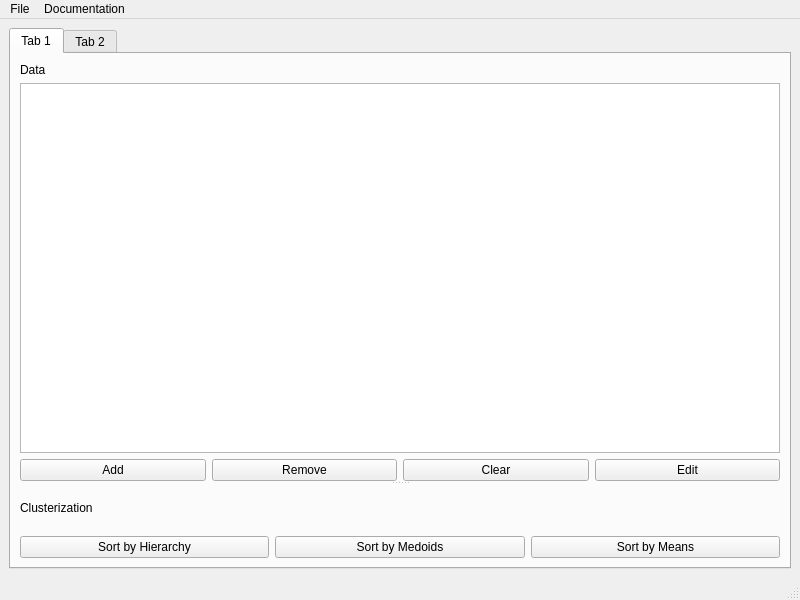
Old version of the form GUI/mainwindow.ui in the repository Avgustineiw/Music_Mental_Health_Clustering_Interactive_Application.
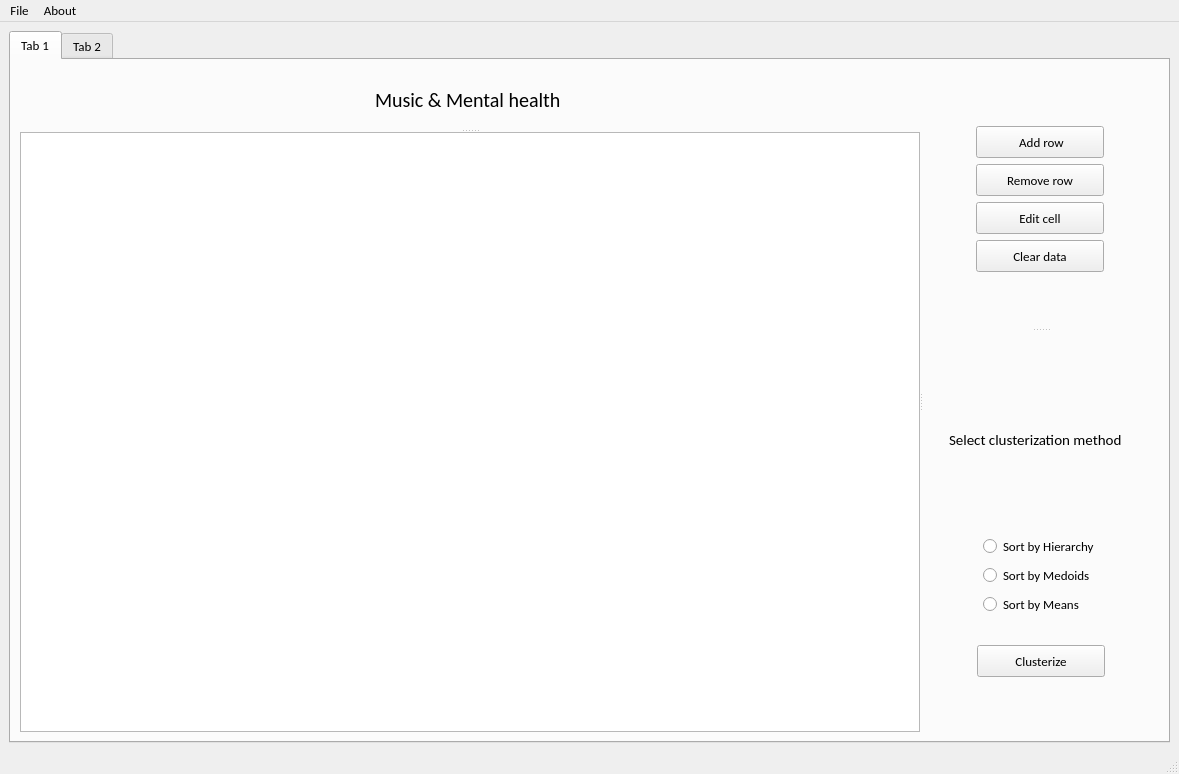
New version of the form. The open tabs and pages were chosen to show the change.

```diff
--- a/GUI/mainwindow.ui
+++ b/GUI/mainwindow.ui
@@ -6,10 +6,19 @@
    <rect>
     <x>0</x>
     <y>0</y>
-    <width>800</width>
-    <height>600</height>
+    <width>1179</width>
+    <height>774</height>
    </rect>
   </property>
+  <property name="font">
+   <font>
+    <family>Calibri</family>
+    <pointsize>10</pointsize>
+    <bold>false</bold>
+    <strikeout>false</strikeout>
+    <kerning>true</kerning>
+   </font>
+  </property>
   <property name="windowTitle">
    <string>MainWindow</string>
   </property>
@@ -24,93 +33,394 @@
        <attribute name="title">
         <string>Tab 1</string>
        </attribute>
-       <layout class="QGridLayout" name="gridLayout_6">
+       <layout class="QGridLayout" name="gridLayout_19">
         <item row="0" column="0">
-         <widget class="QSplitter" name="splitter">
+         <widget class="QSplitter" name="splitter_4">
           <property name="orientation">
-           <enum>Qt::Vertical</enum>
+           <enum>Qt::Horizontal</enum>
           </property>
-          <widget class="QWidget" name="">
-           <layout class="QGridLayout" name="gridLayout_3">
-            <item row="0" column="0">
-             <widget class="QLabel" name="label">
-              <property name="text">
-               <string>Data</string>
-              </property>
-             </widget>
-            </item>
-            <item row="1" column="0">
-             <layout class="QGridLayout" name="gridLayout_2">
-              <item row="0" column="0" colspan="4">
-               <widget class="QTableView" name="tableView"/>
-              </item>
-              <item row="1" column="0">
-               <widget class="QPushButton" name="pushButton">
-                <property name="text">
-                 <string>Add</string>
-                </property>
-               </widget>
-              </item>
-              <item row="1" column="1">
-               <widget class="QPushButton" name="pushButton_3">
-                <property name="text">
-                 <string>Remove</string>
-                </property>
-               </widget>
-              </item>
-              <item row="1" column="2">
-               <widget class="QPushButton" name="pushButton_4">
-                <property name="text">
-                 <string>Clear</string>
-                </property>
-               </widget>
-              </item>
-              <item row="1" column="3">
-               <widget class="QPushButton" name="pushButton_2">
-                <property name="text">
-                 <string>Edit</string>
-                </property>
-               </widget>
-              </item>
-             </layout>
-            </item>
-           </layout>
+          <property name="handleWidth">
+           <number>2</number>
+          </property>
+          <widget class="QSplitter" name="splitter_3">
+           <property name="orientation">
+            <enum>Qt::Vertical</enum>
+           </property>
+           <property name="handleWidth">
+            <number>2</number>
+           </property>
+           <widget class="QWidget" name="layoutWidget">
+            <layout class="QGridLayout" name="gridLayout_5">
+             <item row="0" column="0">
+              <spacer name="horizontalSpacer_3">
+               <property name="orientation">
+                <enum>Qt::Horizontal</enum>
+               </property>
+               <property name="sizeHint" stdset="0">
+                <size>
+                 <width>40</width>
+                 <height>20</height>
+                </size>
+               </property>
+              </spacer>
+             </item>
+             <item row="0" column="1">
+              <widget class="QLabel" name="label">
+               <property name="font">
+                <font>
+                 <family>Calibri</family>
+                 <pointsize>15</pointsize>
+                 <strikeout>false</strikeout>
+                 <kerning>true</kerning>
+                 <fontweight>Medium</fontweight>
+                </font>
+               </property>
+               <property name="text">
+                <string>Music &amp; Mental health </string>
+               </property>
+              </widget>
+             </item>
+             <item row="0" column="2">
+              <spacer name="horizontalSpacer_4">
+               <property name="orientation">
+                <enum>Qt::Horizontal</enum>
+               </property>
+               <property name="sizeHint" stdset="0">
+                <size>
+                 <width>40</width>
+                 <height>20</height>
+                </size>
+               </property>
+              </spacer>
+             </item>
+            </layout>
+           </widget>
+           <widget class="QTableView" name="tableView">
+            <property name="minimumSize">
+             <size>
+              <width>900</width>
+              <height>600</height>
+             </size>
+            </property>
+           </widget>
           </widget>
-          <widget class="QWidget" name="">
-           <layout class="QGridLayout" name="gridLayout_5">
-            <item row="0" column="0">
-             <widget class="QLabel" name="label_2">
-              <property name="text">
-               <string>Clusterization</string>
-              </property>
-             </widget>
-            </item>
-            <item row="1" column="0">
-             <layout class="QGridLayout" name="gridLayout_4">
-              <item row="0" column="0">
-               <widget class="QPushButton" name="pushButton_5">
-                <property name="text">
-                 <string>Sort by Hierarchy</string>
-                </property>
-               </widget>
-              </item>
-              <item row="0" column="1">
-               <widget class="QPushButton" name="pushButton_6">
-                <property name="text">
-                 <string>Sort by Medoids</string>
-                </property>
-               </widget>
-              </item>
-              <item row="0" column="2">
-               <widget class="QPushButton" name="pushButton_7">
-                <property name="text">
-                 <string>Sort by Means</string>
-                </property>
-               </widget>
-              </item>
-             </layout>
-            </item>
-           </layout>
+          <widget class="QSplitter" name="splitter">
+           <property name="orientation">
+            <enum>Qt::Vertical</enum>
+           </property>
+           <property name="handleWidth">
+            <number>2</number>
+           </property>
+           <widget class="QWidget" name="layoutWidget">
+            <layout class="QGridLayout" name="gridLayout_3">
+             <item row="0" column="0">
+              <layout class="QGridLayout" name="gridLayout_2">
+               <item row="0" column="0">
+                <widget class="QPushButton" name="pb_addRow">
+                 <property name="minimumSize">
+                  <size>
+                   <width>128</width>
+                   <height>32</height>
+                  </size>
+                 </property>
+                 <property name="maximumSize">
+                  <size>
+                   <width>128</width>
+                   <height>32</height>
+                  </size>
+                 </property>
+                 <property name="text">
+                  <string> Add row</string>
+                 </property>
+                </widget>
+               </item>
+               <item row="1" column="0">
+                <widget class="QPushButton" name="pb_removeRow">
+                 <property name="minimumSize">
+                  <size>
+                   <width>128</width>
+                   <height>32</height>
+                  </size>
+                 </property>
+                 <property name="maximumSize">
+                  <size>
+                   <width>128</width>
+                   <height>32</height>
+                  </size>
+                 </property>
+                 <property name="text">
+                  <string>Remove row</string>
+                 </property>
+                </widget>
+               </item>
+               <item row="2" column="0">
+                <widget class="QPushButton" name="pb_editCell">
+                 <property name="minimumSize">
+                  <size>
+                   <width>128</width>
+                   <height>32</height>
+                  </size>
+                 </property>
+                 <property name="maximumSize">
+                  <size>
+                   <width>128</width>
+                   <height>32</height>
+                  </size>
+                 </property>
+                 <property name="text">
+                  <string>Edit cell</string>
+                 </property>
+                </widget>
+               </item>
+               <item row="3" column="0">
+                <widget class="QPushButton" name="pb_clearData">
+                 <property name="minimumSize">
+                  <size>
+                   <width>128</width>
+                   <height>32</height>
+                  </size>
+                 </property>
+                 <property name="maximumSize">
+                  <size>
+                   <width>128</width>
+                   <height>32</height>
+                  </size>
+                 </property>
+                 <property name="text">
+                  <string>Clear data</string>
+                 </property>
+                </widget>
+               </item>
+              </layout>
+             </item>
+            </layout>
+           </widget>
+           <widget class="QWidget" name="layoutWidget">
+            <layout class="QGridLayout" name="gridLayout_18">
+             <item row="0" column="0">
+              <layout class="QGridLayout" name="gridLayout_17">
+               <item row="0" column="0">
+                <spacer name="verticalSpacer_6">
+                 <property name="orientation">
+                  <enum>Qt::Vertical</enum>
+                 </property>
+                 <property name="sizeHint" stdset="0">
+                  <size>
+                   <width>20</width>
+                   <height>28</height>
+                  </size>
+                 </property>
+                </spacer>
+               </item>
+               <item row="1" column="0">
+                <layout class="QGridLayout" name="gridLayout_16">
+                 <item row="0" column="0">
+                  <spacer name="horizontalSpacer">
+                   <property name="orientation">
+                    <enum>Qt::Horizontal</enum>
+                   </property>
+                   <property name="sizeHint" stdset="0">
+                    <size>
+                     <width>13</width>
+                     <height>17</height>
+                    </size>
+                   </property>
+                  </spacer>
+                 </item>
+                 <item row="0" column="1">
+                  <layout class="QGridLayout" name="gridLayout_4">
+                   <item row="0" column="0">
+                    <widget class="QLabel" name="label_2">
+                     <property name="font">
+                      <font>
+                       <family>Calibri</family>
+                       <pointsize>11</pointsize>
+                       <bold>false</bold>
+                       <strikeout>false</strikeout>
+                       <kerning>true</kerning>
+                      </font>
+                     </property>
+                     <property name="text">
+                      <string>Select clusterization method</string>
+                     </property>
+                    </widget>
+                   </item>
+                   <item row="1" column="0">
+                    <spacer name="verticalSpacer_3">
+                     <property name="orientation">
+                      <enum>Qt::Vertical</enum>
+                     </property>
+                     <property name="sizeHint" stdset="0">
+                      <size>
+                       <width>184</width>
+                       <height>13</height>
+                      </size>
+                     </property>
+                    </spacer>
+                   </item>
+                  </layout>
+                 </item>
+                 <item row="0" column="2">
+                  <spacer name="horizontalSpacer_2">
+                   <property name="orientation">
+                    <enum>Qt::Horizontal</enum>
+                   </property>
+                   <property name="sizeHint" stdset="0">
+                    <size>
+                     <width>13</width>
+                     <height>17</height>
+                    </size>
+                   </property>
+                  </spacer>
+                 </item>
+                </layout>
+               </item>
+              </layout>
+             </item>
+             <item row="1" column="0">
+              <layout class="QGridLayout" name="gridLayout_15">
+               <item row="0" column="0">
+                <layout class="QGridLayout" name="gridLayout_11">
+                 <item row="0" column="0">
+                  <spacer name="spacer">
+                   <property name="orientation">
+                    <enum>Qt::Horizontal</enum>
+                   </property>
+                   <property name="sizeHint" stdset="0">
+                    <size>
+                     <width>40</width>
+                     <height>20</height>
+                    </size>
+                   </property>
+                  </spacer>
+                 </item>
+                 <item row="0" column="1">
+                  <layout class="QGridLayout" name="gridLayout_6">
+                   <item row="0" column="0">
+                    <widget class="QRadioButton" name="rb_hierarchy">
+                     <property name="text">
+                      <string>Sort by Hierarchy</string>
+                     </property>
+                    </widget>
+                   </item>
+                   <item row="1" column="0">
+                    <widget class="QRadioButton" name="rb_medoids">
+                     <property name="text">
+                      <string>Sort by Medoids</string>
+                     </property>
+                    </widget>
+                   </item>
+                   <item row="2" column="0">
+                    <widget class="QRadioButton" name="rb_means">
+                     <property name="text">
+                      <string>Sort by Means</string>
+                     </property>
+                    </widget>
+                   </item>
+                  </layout>
+                 </item>
+                 <item row="0" column="2">
+                  <spacer name="horizontalSpacer_8">
+                   <property name="orientation">
+                    <enum>Qt::Horizontal</enum>
+                   </property>
+                   <property name="sizeHint" stdset="0">
+                    <size>
+                     <width>40</width>
+                     <height>20</height>
+                    </size>
+                   </property>
+                  </spacer>
+                 </item>
+                </layout>
+               </item>
+               <item row="1" column="0">
+                <layout class="QGridLayout" name="gridLayout_14">
+                 <item row="0" column="0">
+                  <layout class="QGridLayout" name="gridLayout_13">
+                   <item row="0" column="0">
+                    <spacer name="horizontalSpacer_5">
+                     <property name="orientation">
+                      <enum>Qt::Horizontal</enum>
+                     </property>
+                     <property name="sizeHint" stdset="0">
+                      <size>
+                       <width>40</width>
+                       <height>20</height>
+                      </size>
+                     </property>
+                    </spacer>
+                   </item>
+                   <item row="0" column="1">
+                    <layout class="QGridLayout" name="gridLayout_12">
+                     <item row="0" column="0">
+                      <spacer name="verticalSpacer_4">
+                       <property name="orientation">
+                        <enum>Qt::Vertical</enum>
+                       </property>
+                       <property name="sizeHint" stdset="0">
+                        <size>
+                         <width>18</width>
+                         <height>21</height>
+                        </size>
+                       </property>
+                      </spacer>
+                     </item>
+                     <item row="1" column="0">
+                      <widget class="QPushButton" name="pb_clusterize">
+                       <property name="minimumSize">
+                        <size>
+                         <width>128</width>
+                         <height>32</height>
+                        </size>
+                       </property>
+                       <property name="maximumSize">
+                        <size>
+                         <width>128</width>
+                         <height>32</height>
+                        </size>
+                       </property>
+                       <property name="text">
+                        <string>Clusterize</string>
+                       </property>
+                      </widget>
+                     </item>
+                    </layout>
+                   </item>
+                   <item row="0" column="2">
+                    <spacer name="horizontalSpacer_6">
+                     <property name="orientation">
+                      <enum>Qt::Horizontal</enum>
+                     </property>
+                     <property name="sizeHint" stdset="0">
+                      <size>
+                       <width>40</width>
+                       <height>20</height>
+                      </size>
+                     </property>
+                    </spacer>
+                   </item>
+                  </layout>
+                 </item>
+                 <item row="1" column="0">
+                  <spacer name="verticalSpacer_5">
+                   <property name="orientation">
+                    <enum>Qt::Vertical</enum>
+                   </property>
+                   <property name="sizeHint" stdset="0">
+                    <size>
+                     <width>20</width>
+                     <height>18</height>
+                    </size>
+                   </property>
+                  </spacer>
+                 </item>
+                </layout>
+               </item>
+              </layout>
+             </item>
+            </layout>
+           </widget>
           </widget>
          </widget>
         </item>
@@ -199,8 +509,8 @@
     <rect>
      <x>0</x>
      <y>0</y>
-     <width>800</width>
-     <height>25</height>
+     <width>1179</width>
+     <height>26</height>
     </rect>
    </property>
    <widget class="QMenu" name="menuFile">
@@ -213,8 +523,17 @@
     <addaction name="actionExit"/>
    </widget>
    <widget class="QMenu" name="menuDocumentation">
+    <property name="font">
+     <font>
+      <family>Calibri</family>
+      <pointsize>10</pointsize>
+      <bold>false</bold>
+      <strikeout>false</strikeout>
+      <kerning>true</kerning>
+     </font>
+    </property>
     <property name="title">
-     <string>Documentation</string>
+     <string>About</string>
     </property>
    </widget>
    <addaction name="menuFile"/>
```
Left out of the diff: 15 changed lines with no effect on the pictures.
